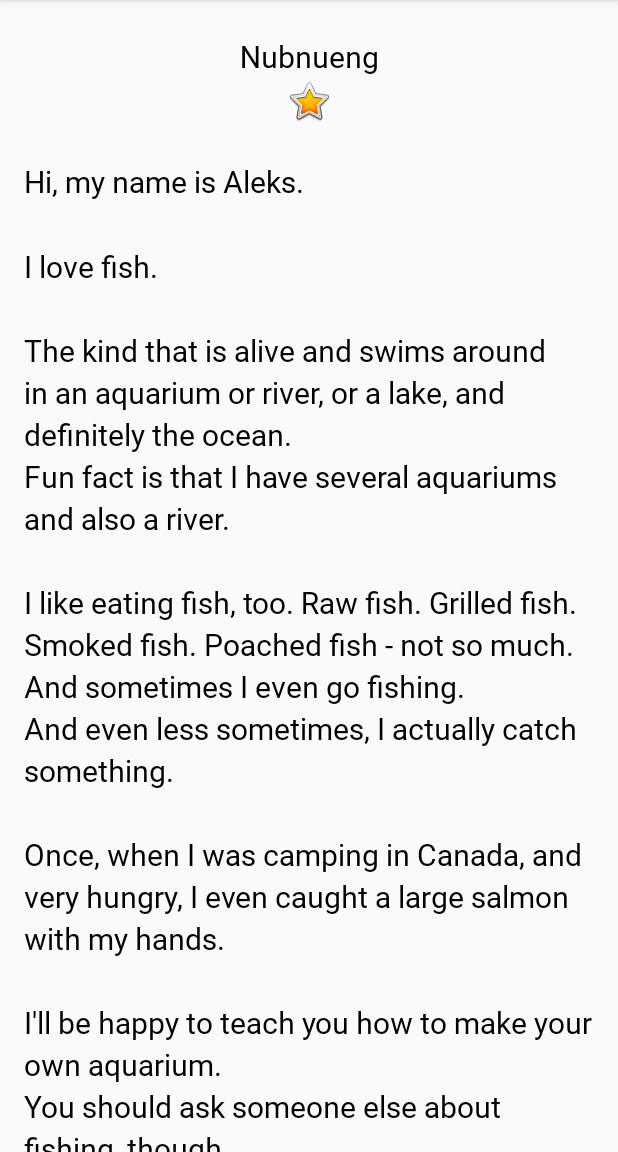
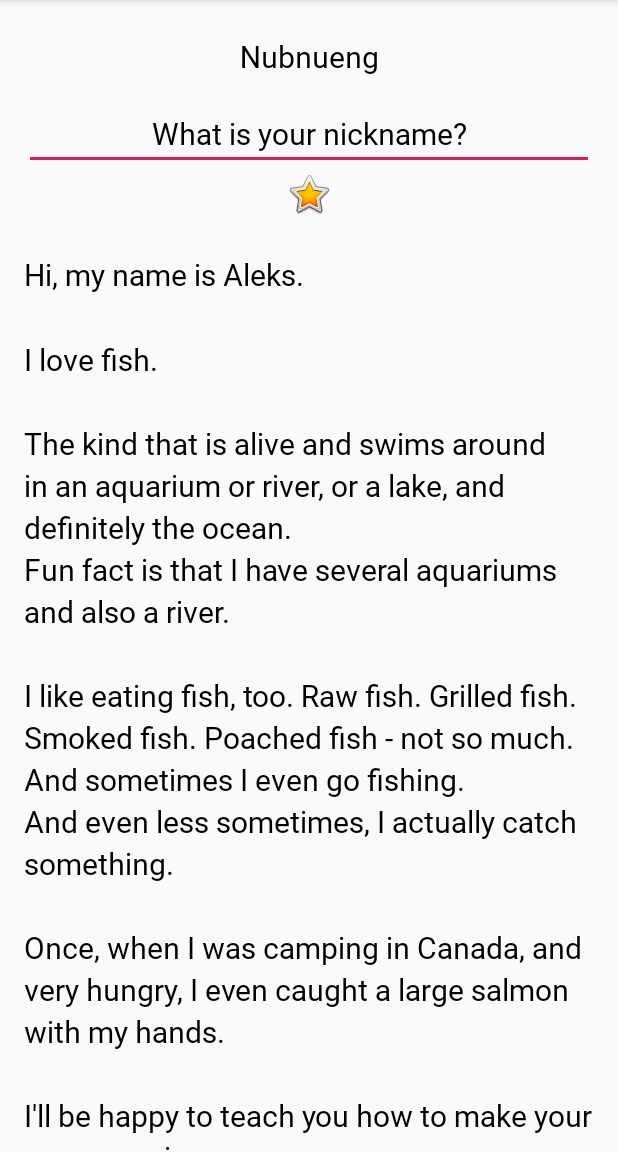
Before and after one commit to nubnuengSitthichok/AboutMe2.1, an Android app: the screen it shows after launch (MainActivity), on a phone screen of 412 x 824 dp, the part 84-1236 px from its top. Run offline under Robolectric (Android 15) with nearby library versions, the phone set to English and light mode, and no system bars.

Commit message:
Add EditText NickName

```diff
--- a/app/src/main/res/layout/activity_main.xml
+++ b/app/src/main/res/layout/activity_main.xml
@@ -15,6 +15,14 @@
             android:layout_height="wrap_content" android:id="@+id/name_text"
             android:textAlignment="center"
             style="@style/NameStyle"/>
+    <EditText
+            android:layout_width="match_parent"
+            android:layout_height="wrap_content"
+            android:inputType="textPersonName"
+            android:text="@string/What_is_your_nickname"
+            android:ems="10"
+            android:id="@+id/nickname_edit" android:hint="@string/What_is_your_nickname"
+            android:textAlignment="center" style="@style/NameStyle"/>
     <ImageView
             android:layout_width="match_parent"
             android:layout_height="wrap_content" app:srcCompat="@android:drawable/btn_star_big_on"
--- a/app/src/main/res/values/strings.xml
+++ b/app/src/main/res/values/strings.xml
@@ -12,4 +12,5 @@
         \n\nOnce, when I was camping in Canada, and very hungry, I even caught a large salmon with my hands.
         \n\nI\'ll be happy to teach you how to make your own aquarium.
         \nYou should ask someone else about fishing, though.\n\n</string>
+    <string name="What_is_your_nickname">What is your nickname?</string>
 </resources>
```
